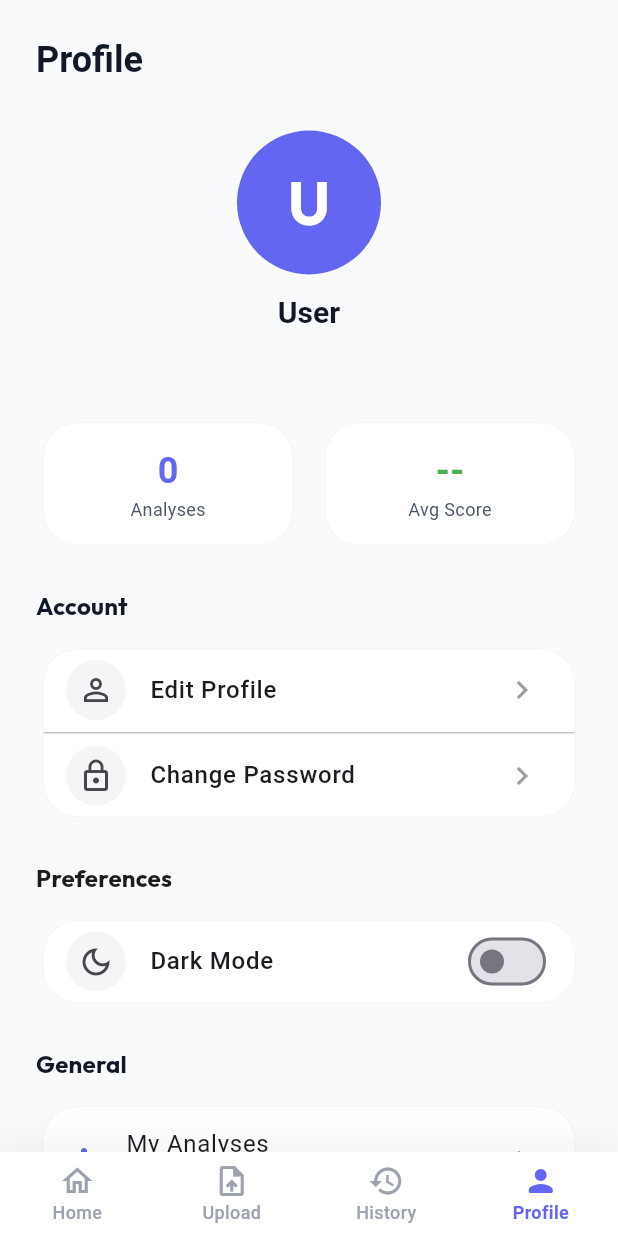
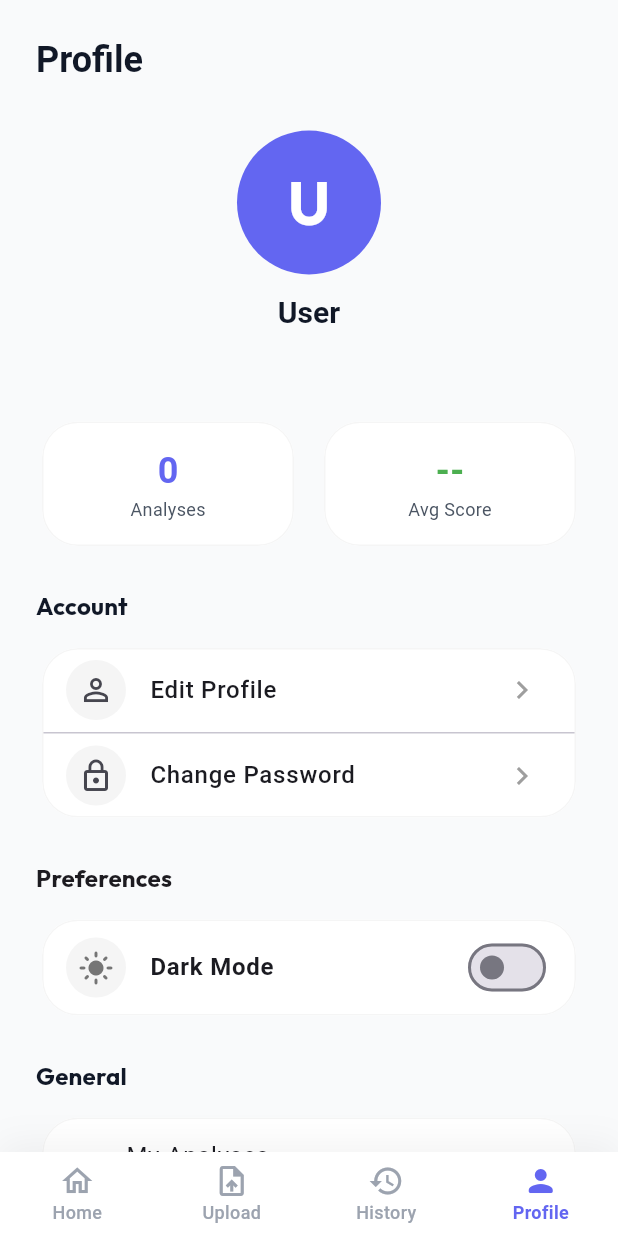
Before and after one commit to GobindPatel2441/AI-Resume-Analyzer-UI-Design, a Flutter app: the MainScreen screen opened directly, item 4 of the bottom bar chosen, on a phone screen of 412 x 824 dp. Run offline on Flutter 3.47's test engine with Material 3 defaults, Android fonts, the phone set to English and light mode, and no system bars; our stand-ins replace file_picker, flutter_spinkit, google_fonts, shared_preferences, shimmer; missing offline and left inert: syncfusion_flutter_pdf; accounts and stored records are empty.

Commit message:
Optimize theme transition speed and add premium toggle animations

```diff
--- a/ai_resume_analyzer/lib/main.dart
+++ b/ai_resume_analyzer/lib/main.dart
@@ -32,6 +32,8 @@ class AIResumeAnalyzerApp extends StatelessWidget {
           themeMode: themeProvider.themeMode,
           theme: AppTheme.lightTheme,
           darkTheme: AppTheme.darkTheme,
+          themeAnimationDuration: const Duration(milliseconds: 200),
+          themeAnimationCurve: Curves.easeOutQuart,
           home: const SplashScreen(),
         );
       },
--- a/ai_resume_analyzer/lib/screens/tabs/profile_tab.dart
+++ b/ai_resume_analyzer/lib/screens/tabs/profile_tab.dart
@@ -182,16 +182,27 @@ class ProfileTab extends StatelessWidget {
             const SizedBox(height: 12),
             Card(
               child: SwitchListTile(
-                contentPadding: const EdgeInsets.symmetric(horizontal: 16),
+                contentPadding: const EdgeInsets.symmetric(horizontal: 16, vertical: 4),
                 secondary: Container(
                   padding: const EdgeInsets.all(8),
                   decoration: BoxDecoration(
                     color: Theme.of(context).brightness == Brightness.dark ? Colors.grey.shade800 : Colors.grey.shade100,
                     shape: BoxShape.circle,
                   ),
-                  child: const Icon(Icons.dark_mode_outlined),
+                  child: AnimatedSwitcher(
+                    duration: const Duration(milliseconds: 200),
+                    transitionBuilder: (child, anim) => RotationTransition(
+                      turns: anim,
+                      child: ScaleTransition(scale: anim, child: child),
+                    ),
+                    child: Icon(
+                      themeProvider.themeMode == ThemeMode.dark ? Icons.dark_mode_rounded : Icons.light_mode_rounded,
+                      key: ValueKey(themeProvider.themeMode),
+                      color: themeProvider.themeMode == ThemeMode.dark ? AppTheme.primaryColor : Colors.grey.shade600,
+                    ),
+                  ),
                 ),
-                title: const Text('Dark Mode', style: TextStyle(fontWeight: FontWeight.w500)),
+                title: const Text('Dark Mode', style: TextStyle(fontWeight: FontWeight.w600)),
                 value: themeProvider.themeMode == ThemeMode.dark,
                 onChanged: (bool value) {
                   themeProvider.toggleTheme(value);
```
